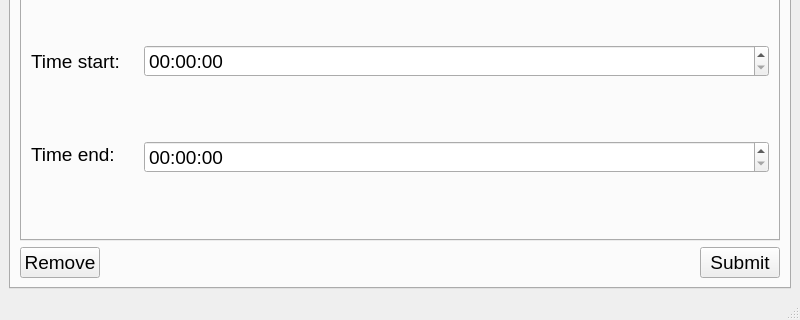
The window that ui/mainwindow.ui (tuminskiy/CarOperation) describes before a commit, drawn with Qt 5; both pictures show x 0 to 800 and y 280 to 600 of the 800 by 600 pixel window.
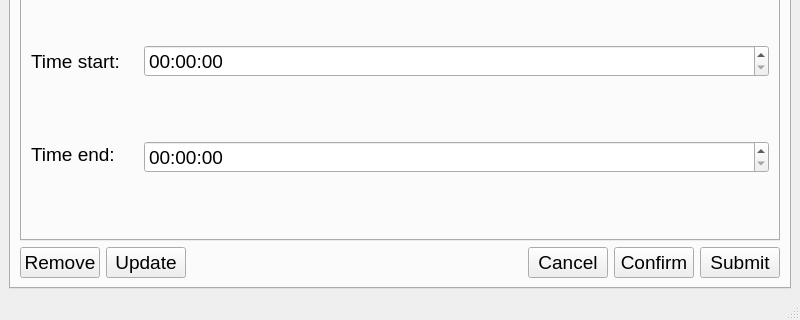
The same window after the commit. The open tabs and pages were chosen to show the change.

```diff
--- a/ui/mainwindow.ui
+++ b/ui/mainwindow.ui
@@ -1025,6 +1025,18 @@
             </property>
            </widget>
           </item>
+          <item>
+           <widget class="QPushButton" name="bUpdate">
+            <property name="font">
+             <font>
+              <pointsize>14</pointsize>
+             </font>
+            </property>
+            <property name="text">
+             <string>Update</string>
+            </property>
+           </widget>
+          </item>
           <item>
            <spacer name="hs_change">
             <property name="orientation">
@@ -1038,6 +1050,30 @@
             </property>
            </spacer>
           </item>
+          <item>
+           <widget class="QPushButton" name="bCancel">
+            <property name="font">
+             <font>
+              <pointsize>14</pointsize>
+             </font>
+            </property>
+            <property name="text">
+             <string>Cancel</string>
+            </property>
+           </widget>
+          </item>
+          <item>
+           <widget class="QPushButton" name="bConfirm">
+            <property name="font">
+             <font>
+              <pointsize>14</pointsize>
+             </font>
+            </property>
+            <property name="text">
+             <string>Confirm</string>
+            </property>
+           </widget>
+          </item>
           <item>
            <widget class="QPushButton" name="bSubmit">
             <property name="font">
```
